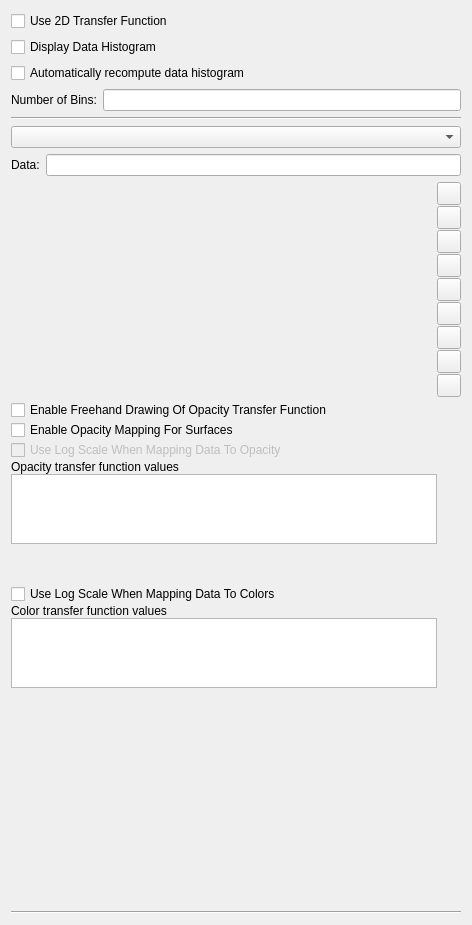
First picture: the form in Qt/ApplicationComponents/Resources/UI/pqColorOpacityEditorWidget.ui, repository Kitware/ParaView, before the edit.
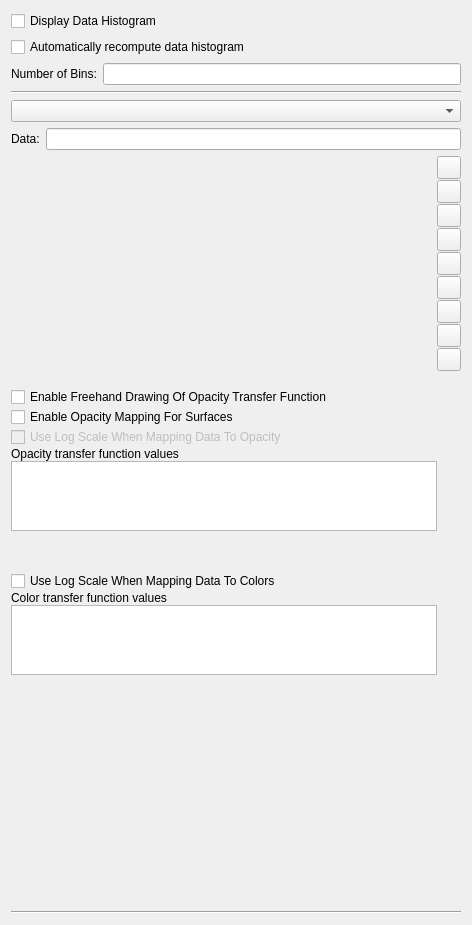
Second picture: the form after the edit. Icons and pictures are not drawn. Custom widgets are drawn as their Qt base class.

Commit message:
Rename Use2DTransferFunction -> Using2DTransferFunction
- This property is an internal proxy only property.
- It is controlled by pqUse2DTransferFunctionReaction linked to a tool button in the color map editor.
-  In the color opacity editor, there was a checkbox for this property, it is no longer required.
- Link the lookup table's Using2DTransferFunction property to the representation's UseTransfer2D property before the color opacity editor widget is constructed.

```diff
--- a/Qt/ApplicationComponents/Resources/UI/pqColorOpacityEditorWidget.ui
+++ b/Qt/ApplicationComponents/Resources/UI/pqColorOpacityEditorWidget.ui
@@ -23,13 +23,6 @@
    <property name="spacing">
     <number>6</number>
    </property>
-   <item>
-    <widget class="QCheckBox" name="Use2DTransferFunction">
-     <property name="text">
-      <string>Use 2D Transfer Function</string>
-     </property>
-    </widget>
-   </item>
    <item>
     <widget class="QCheckBox" name="ShowDataHistogram">
      <property name="toolTip">
```
The commit also changes 7 other files.
